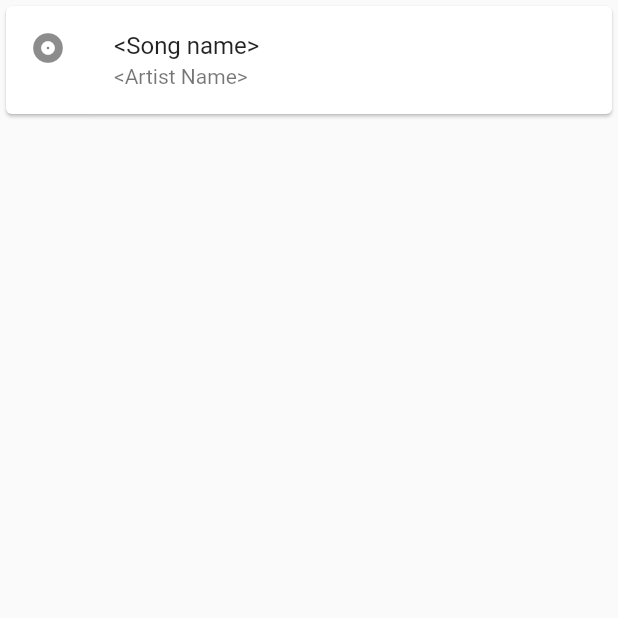
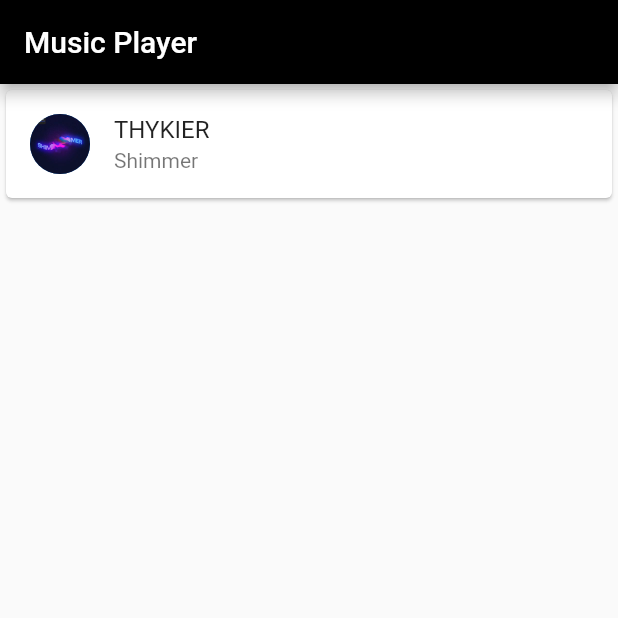
Before and after one commit to eashaankar/Spotify-Clone, a Flutter app: the Home screen opened directly, on a phone screen of 412 x 824 dp, the top half of it. Run offline on Flutter 3.47's test engine with Material 2 defaults, Android fonts, the phone set to English and light mode, and no system bars; missing offline and left inert: we_slide.

Commit message:
added Navigation

```diff
--- a/lib/home.dart
+++ b/lib/home.dart
@@ -1,5 +1,8 @@
 import 'package:flutter/cupertino.dart';
 import 'package:flutter/material.dart';
+import 'package:music_player/player.dart';
+import 'package:music_player/musicpage.dart';
+import 'package:we_slide/we_slide.dart';
 
 class Home extends StatefulWidget {
   Home({Key? key}) : super(key: key);
@@ -10,31 +13,47 @@ class Home extends StatefulWidget {
 
 class _HomeState extends State<Home> {
 
+
+
   @override
   Widget build(BuildContext context) {
-    final size = MediaQuery.of(context).size;
-    final colorTheme = Theme.of(context).colorScheme;
+    final WeSlideController _controller = WeSlideController();
+    final size = MediaQuery
+        .of(context)
+        .size;
+    final colorTheme = Theme
+        .of(context)
+        .colorScheme;
     return Scaffold(
-      body:Column(
+        appBar: AppBar(
+          title: Text('Music Player'),
+        ),
+        body: Column(
           children: [
             Card(
               child: new InkWell(
                 onTap: () {
+                  Navigator.push(
+                    context,
+                    MaterialPageRoute(builder: (context) => Player(onTap: _controller.show)),
+                  );
                   print("tapped");
                 },
                 child: Column(
                   mainAxisSize: MainAxisSize.min,
                   children: <Widget>[
                     const ListTile(
-                    leading: Icon(Icons.album),
-                    title: Text('<Song name>'),
-                    subtitle: Text('<Artist Name>'),
+                      leading: CircleAvatar(
+                        backgroundImage: AssetImage(
+                            'assets/images/shimmer.jpg'), // no matter how big it is, it won't overflow
+                      ),
+                      title: Text('THYKIER'),
+                      subtitle: Text('Shimmer'),
                     )
                   ],
                 ),
               ),
-
-          )
+            ),
           ],
         )
     );
--- a/lib/musicpage.dart
+++ b/lib/musicpage.dart
@@ -28,9 +28,6 @@ class _MusicPage extends State<MusicPage>{
         panel: Player(onTap: _controller.hide),
         //footer: BottomBar(),
       ),
-      appBar: AppBar(
-        title: Text('Music Player'),
-      ),
     );
 
   }
--- a/pubspec.yaml
+++ b/pubspec.yaml
@@ -46,8 +46,9 @@ flutter:
   uses-material-design: true
 
   # To add assets to your application, add an assets section, like this:
-  # assets:
-  #   - images/a_dot_burr.jpeg
+  assets:
+    - assets/
+    - assets/images/shimmer.jpg
   #   - images/a_dot_ham.jpeg
 
   # An image asset can refer to one or more resolution-specific "variants", see
```
Also changed, not shown: lib/miniplayer.dart (+12 -8 lines), lib/player.dart (+15 -2 lines), assets/images/shimmer.jpg (added), 1 other file. Lines whose indentation alone changed are shown as unchanged.
